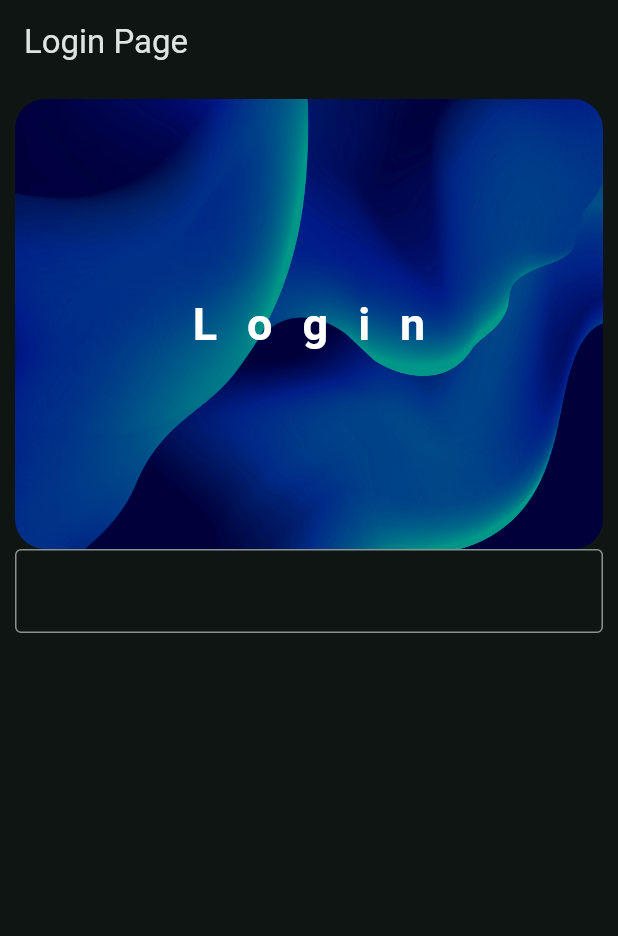
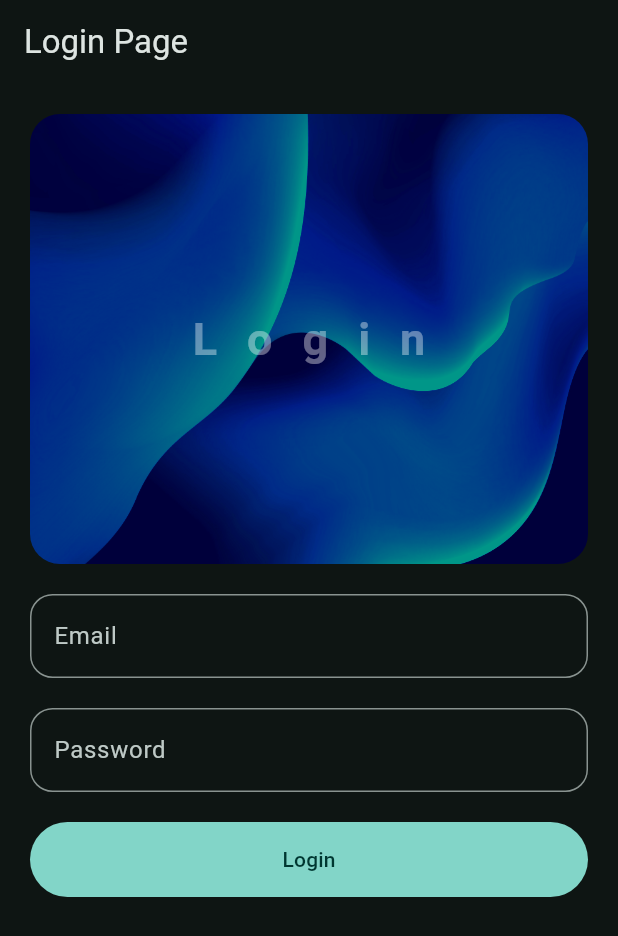
Before and after one commit to NataliaKals003/flutterApp, a Flutter app: the screen it shows after launch, after a tap on "Get Started", on a phone screen of 412 x 824 dp. Shown: the top 936 px of the screen. Run offline on Flutter 3.47's test engine with Material 3 defaults, Android fonts, the light colour scheme and no system bars; our stand-ins replace lottie.

Commit message:
Creating login controllers

```diff
--- a/lib/views/pages/login_page.dart
+++ b/lib/views/pages/login_page.dart
@@ -1,4 +1,5 @@
 import 'package:flutter/material.dart';
+import 'package:hello_flutter/views/widget_tree.dart';
 import 'package:hello_flutter/widgets/hero_widget.dart';
 
 class LoginPage extends StatefulWidget {
@@ -9,12 +10,14 @@ class LoginPage extends StatefulWidget {
 }
 
 class _LoginPageState extends State<LoginPage> {
-  TextEditingController controller = TextEditingController();
+  TextEditingController controllerEmail = TextEditingController();
+  TextEditingController controllerPassword = TextEditingController();
 
   @override
   void dispose() {
     //Don't need the login anymore
-    controller.dispose();
+    controllerEmail.dispose();
+    controllerPassword.dispose();
     super.dispose();
   }
 
@@ -23,14 +26,48 @@ class _LoginPageState extends State<LoginPage> {
     return Scaffold(
       appBar: AppBar(title: const Text('Login Page')),
       body: Padding(
-        padding: const EdgeInsets.all(10.0),
+        padding: const EdgeInsets.all(20.0),
         child: Column(
           children: [
             HeroWidget(title: 'Login'),
+            SizedBox(height: 20),
             TextField(
-              controller: controller,
-              decoration: InputDecoration(border: OutlineInputBorder()),
+              controller: controllerEmail,
+              decoration: InputDecoration(
+                hintText: 'Email',
+                border: OutlineInputBorder(
+                  borderRadius: BorderRadius.circular(15),
+                ),
+              ),
               onEditingComplete: () => setState(() {}),
+            ),
+            SizedBox(height: 20),
+            TextField(
+              controller: controllerPassword,
+              decoration: InputDecoration(
+                hintText: 'Password',
+                border: OutlineInputBorder(
+                  borderRadius: BorderRadius.circular(15),
+                ),
+              ),
+              onEditingComplete: () => setState(() {}),
+            ),
+            SizedBox(height: 20),
+            FilledButton(
+              onPressed: () {
+                Navigator.pushReplacement(
+                  context,
+                  MaterialPageRoute(
+                    builder: (context) {
+                      return WidgetTree();
+                    },
+                  ),
+                );
+              },
+              style: FilledButton.styleFrom(
+                minimumSize: Size(double.infinity, 50),
+              ),
+              child: Text('Login'),
             ),
           ],
         ),
--- a/lib/widgets/hero_widget.dart
+++ b/lib/widgets/hero_widget.dart
@@ -29,7 +29,7 @@ class HeroWidget extends StatelessWidget {
             title,
             style: TextStyle(
               fontSize: 30,
-              color: Colors.white,
+              color: Colors.white38,
               fontWeight: FontWeight.bold,
               letterSpacing: 20,
             ),
```
